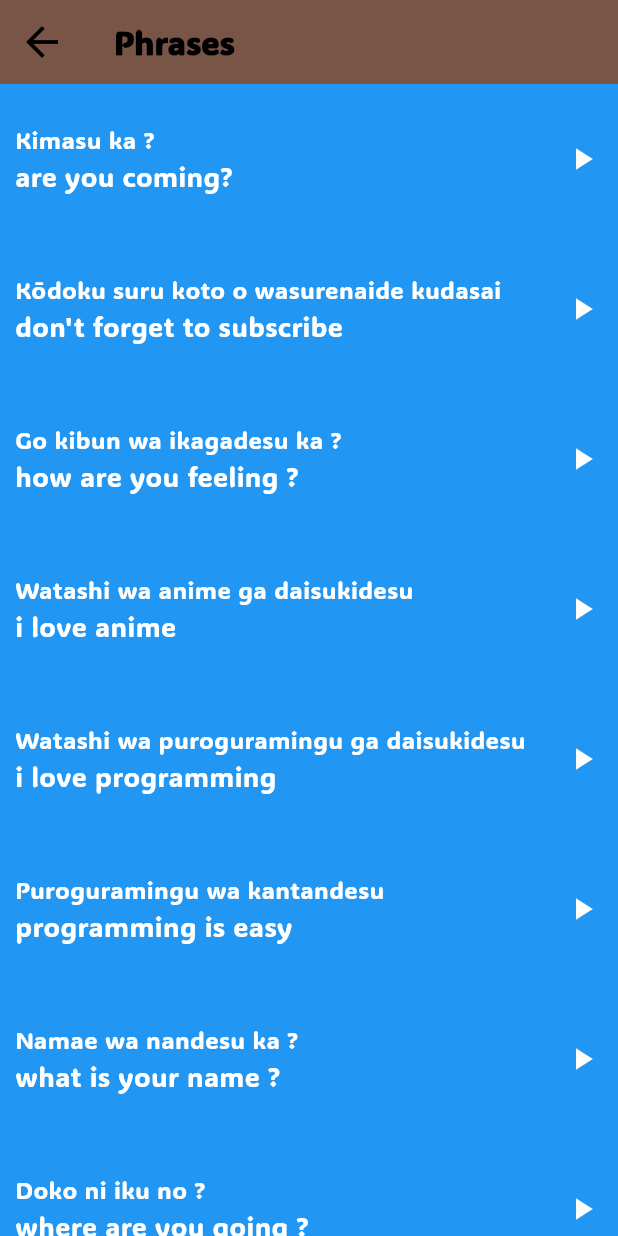
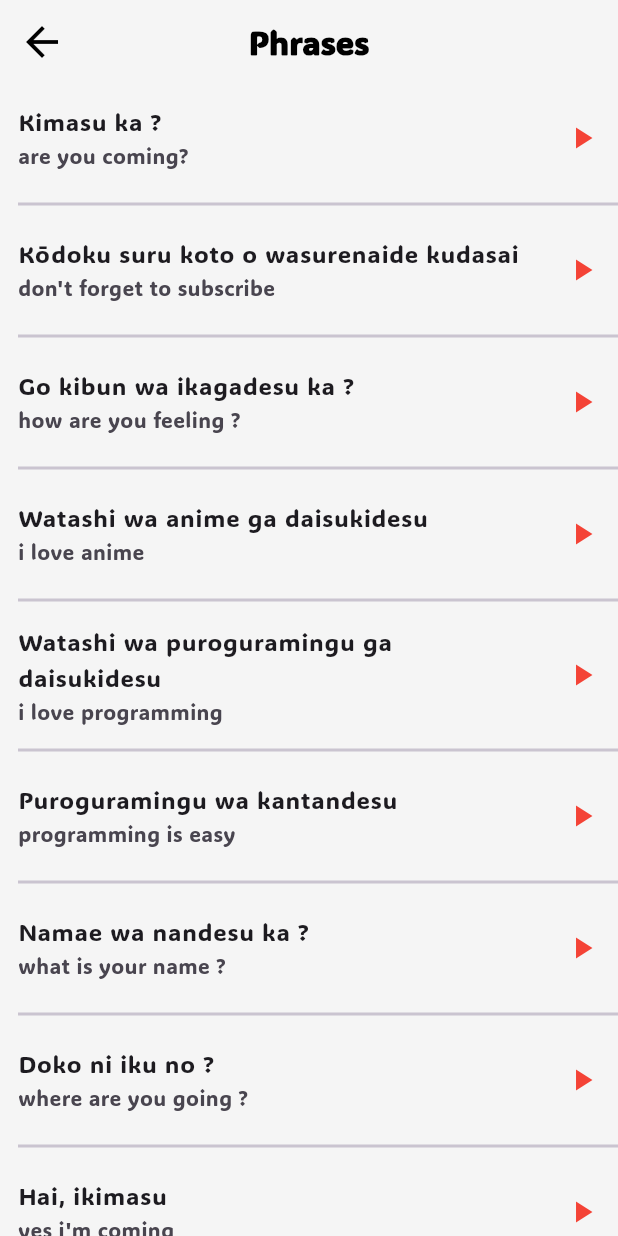
Before and after one commit to MuhammadDev01/toku_app, a Flutter app: the PhrasesScreen screen opened directly, after a tap on the "play arrow" icon, on a phone screen of 412 x 824 dp. Run offline on Flutter 3.47's test engine with Material 3 defaults, Android fonts, the phone set to English and light mode, and no system bars; our stand-ins replace device_preview.

Commit message:
refactor pharses screen

```diff
--- /dev/null
+++ b/devtools_options.yaml
@@ -0,0 +1,3 @@
+description: This file stores settings for Dart & Flutter DevTools.
+documentation: https://docs.flutter.dev/tools/devtools/extensions#configure-extension-enablement-states
+extensions:
--- a/lib/components/component.dart
+++ b/lib/components/component.dart
@@ -7,27 +7,21 @@ Widget tokuBuilderItem({
 }) =>
     Row(
       children: [
+        if (model.imgPath != null)
           Image.asset(
             model.imgPath!,
             height: 100,
           ),
-        Padding(
-          padding: const EdgeInsets.only(left: 8.0),
-          child: Column(
-            crossAxisAlignment: CrossAxisAlignment.start,
-            mainAxisSize: MainAxisSize.min,
-            children: [
-              Text(
+        Expanded(
+          child: ListTile(
+            contentPadding: EdgeInsets.zero,
+            title: Text(
               model.jpName,
             ),
-              Text(
+            subtitle: Text(
               model.enName,
             ),
-            ],
-          ),
-        ),
-        const Spacer(),
-        IconButton(
+            trailing: IconButton(
               icon: const Icon(
                 Icons.play_arrow,
                 color: Colors.red,
@@ -39,5 +33,7 @@ Widget tokuBuilderItem({
                 );
               },
             ),
+          ),
+        ),
       ],
     );
--- a/lib/screens/phrases_screen.dart
+++ b/lib/screens/phrases_screen.dart
@@ -1,5 +1,5 @@
-import 'package:audioplayers/audioplayers.dart';
 import 'package:flutter/material.dart';
+import 'package:toku_app/components/component.dart';
 import '../models/toku_model.dart';
 
 class PhrasesScreen extends StatelessWidget {
@@ -57,71 +57,16 @@ class PhrasesScreen extends StatelessWidget {
     return Scaffold(
       appBar: AppBar(
         title: const Text('Phrases'),
-        backgroundColor: Colors.brown,
+        centerTitle: true,
       ),
-      body: ListView.builder(
-        itemBuilder: (context, index) => phraseItem(
-          phrase: phrases[index],
-          color: Colors.blue,
+      body: ListView.separated(
+        padding: EdgeInsets.only(left: 12),
+        separatorBuilder: (context, index) => Divider(thickness: 2),
+        itemBuilder: (context, index) => tokuBuilderItem(
+          model: phrases[index],
         ),
         itemCount: phrases.length,
       ),
     );
   }
 }
-
-Widget phraseItem({
-  required Color color,
-  required TokuModel phrase,
-}) =>
-    Container(
-      color: color,
-      child: Row(
-        children: [
-          Container(
-            color: Colors.amber[50],
-            height: 100.0,
-          ),
-          Padding(
-            padding: const EdgeInsets.only(
-              left: 10.0,
-            ),
-            child: Column(
-              crossAxisAlignment: CrossAxisAlignment.start,
-              mainAxisSize: MainAxisSize.min,
-              children: [
-                Text(
-                  phrase.jpName,
-                  style: const TextStyle(
-                    color: Colors.white,
-                    fontSize: 16.0,
-                  ),
-                ),
-                Text(
-                  phrase.enName,
-                  style: const TextStyle(
-                    color: Colors.white,
-                    fontSize: 18.0,
-                  ),
-                ),
-              ],
-            ),
-          ),
-          const Spacer(
-            flex: 1,
-          ),
-          IconButton(
-            icon: const Icon(
-              Icons.play_arrow,
-              color: Colors.white,
-            ),
-            onPressed: () async {
-              final player = AudioPlayer();
-              await player.play(
-                AssetSource(phrase.soundpath),
-              );
-            },
-          ),
-        ],
-      ),
-    );
```
Lines whose indentation alone changed are shown as unchanged.
